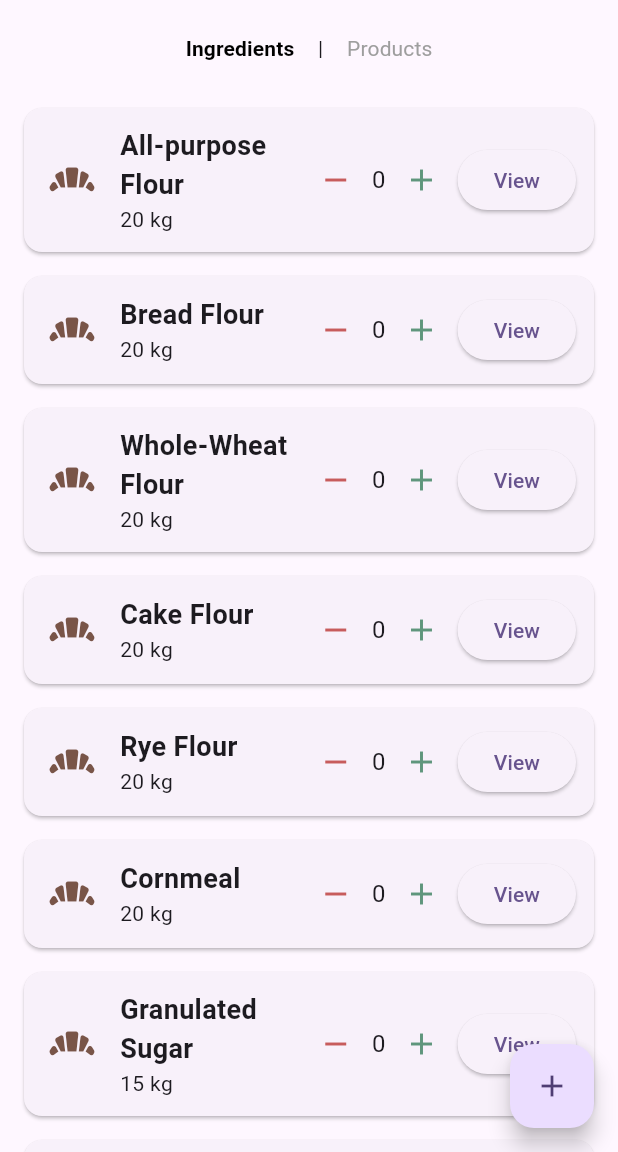
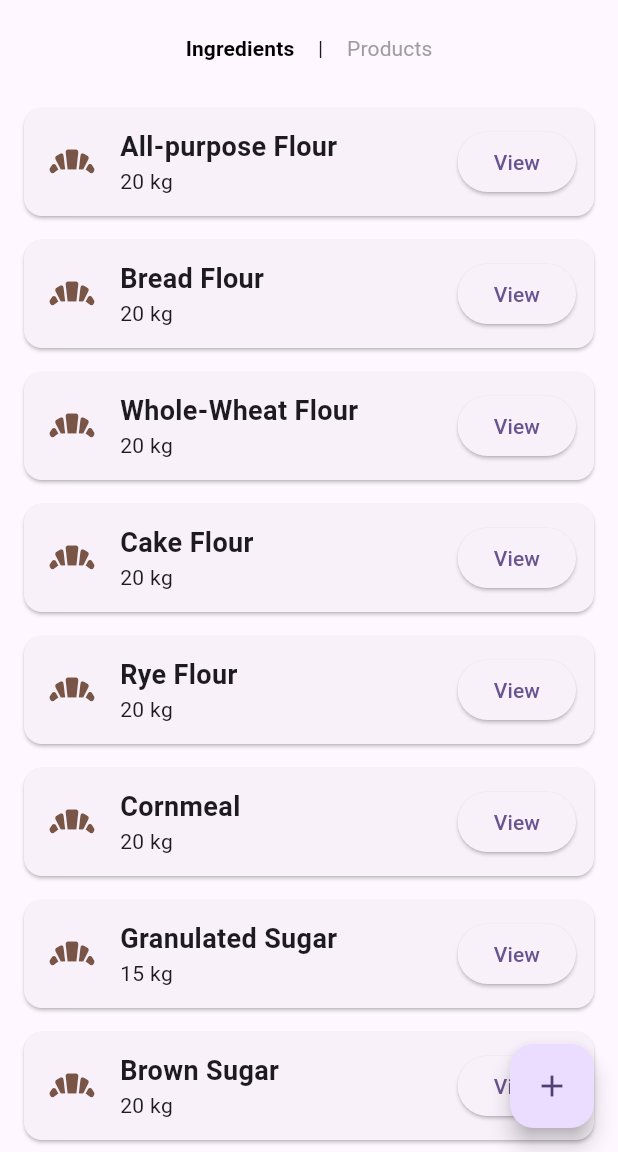
Before and after one commit to VoxMonstra/CSC-4610-Web-Warriors, a Flutter app: the InventoryPage screen opened by its route, on a phone screen of 412 x 824 dp, the part 84-1236 px from its top. Run offline on Flutter 3.47's test engine with Material 3 defaults, Android fonts, the phone set to English and light mode, and no system bars; our stand-ins replace google_fonts, shared_preferences; missing offline and left inert: mysql1; accounts and stored records are empty.

Commit message:
fix: hide inc/dec buttons in ingreds

```diff
--- a/src/lib/screens/inventory.dart
+++ b/src/lib/screens/inventory.dart
@@ -701,6 +701,7 @@ class _InventoryPageState extends State<InventoryPage> {
                         Row(
                           children: [
                             // minus button that decrements order quantity
+                            if (currInventory == "products") ...[
                               IconButton(
                                 icon: const Icon(Icons.remove,
                                     color: Color(0xFFc75c5c)),
@@ -717,6 +718,7 @@ class _InventoryPageState extends State<InventoryPage> {
                                     color: Color(0xFF5f967c)),
                                 onPressed: () => _incrementOrder(index),
                               ),
+                            ],
                           ],
                         ),
 
```
Lines whose indentation alone changed are shown as unchanged.
